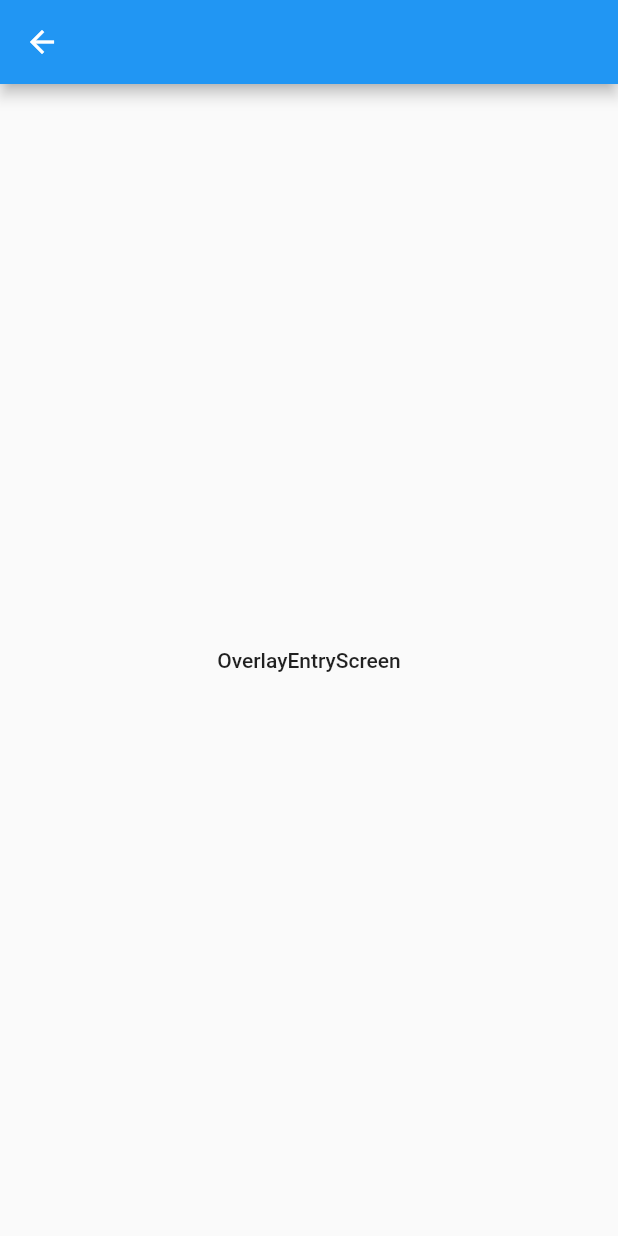
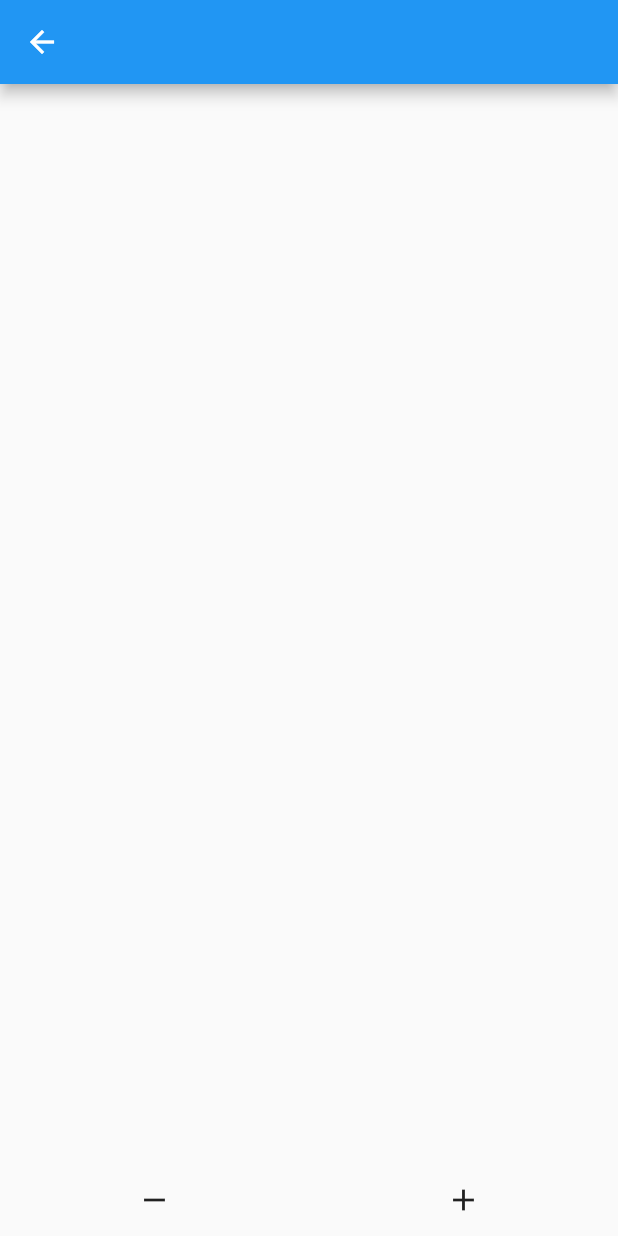
Before and after one commit to terryli0925/flutter_test_sample, a Flutter app: the screen it shows after launch, after a tap on "/overlay", on a phone screen of 412 x 824 dp. Run offline on Flutter 3.47's test engine with Material 2 defaults, Android fonts, the phone set to English and light mode, and no system bars.

Commit message:
Add overlayEntry sample

```diff
--- a/lib/overlay_entry/overlay_entry.dart
+++ b/lib/overlay_entry/overlay_entry.dart
@@ -1,18 +1,103 @@
 import 'package:flutter/material.dart';
+import 'package:fluttertestapp/utilies/math_helper.dart';
+import 'package:fluttertestapp/utilies/ui_helper.dart';
 
-class OverlayEntryScreen extends StatelessWidget {
+class OverlayEntryScreen extends StatefulWidget {
+  @override
+  _OverlayEntryScreenState createState() => _OverlayEntryScreenState();
+}
+
+class _OverlayEntryScreenState extends State<OverlayEntryScreen> {
+  List<OverlayEntry> _overlayEntries = [];
+  GlobalKey _bottomBar = GlobalKey();
+
+  @override
+  void initState() {
+    super.initState();
+    // Get bottomBar size and pos after finish rendering
+    WidgetsBinding.instance.addPostFrameCallback((_) {
+      print(UIHelper.getWidgetSize(_bottomBar));
+      print(UIHelper.getWidgetPositions(_bottomBar));
+    });
+  }
+
   @override
   Widget build(BuildContext context) {
     return Scaffold(
       appBar: AppBar(),
-      body: Center(
-        child: FlatButton(
-          child: Text('OverlayEntryScreen'),
-          onPressed: () {
-            Navigator.pop(context);
-          },
+      body: WillPopScope(
+        onWillPop: () async {
+          _overlayEntries.forEach((entry) {
+            entry.remove();
+          });
+          return true;
+        },
+        child: Align(
+          alignment: Alignment.bottomCenter,
+          child: Row(
+            key: _bottomBar,
+            mainAxisAlignment: MainAxisAlignment.spaceAround,
+            children: [
+              IconButton(
+                icon: Icon(Icons.remove),
+                onPressed: remove,
+              ),
+              IconButton(
+                icon: Icon(Icons.add),
+                onPressed: show,
+              ),
+            ],
+          ),
         ),
       ),
     );
   }
+
+  void show() {
+    final String text = 'OverlayEntry test';
+    final Size textSize =
+        UIHelper.calcTextSize(text, Theme.of(context).textTheme.bodyText2);
+    final double width = textSize.width + 24; // add extra padding
+    final double height = textSize.height + 24; // add extra padding
+    final Size bottomBarSize = UIHelper.getWidgetSize(_bottomBar);
+    OverlayEntry overlayEntry = new OverlayEntry(
+      builder: (context) {
+        return new Positioned(
+          top: MathHelper.randomNumberFromRangeDouble(
+              kToolbarHeight + MediaQuery.of(context).padding.top,
+              MediaQuery.of(context).size.height -
+                  bottomBarSize.height -
+                  height),
+          left: MathHelper.randomNumberFromRangeDouble(
+              0.0, MediaQuery.of(context).size.width - width),
+//          top: topPadding,
+//          left: MediaQuery.of(context).size.width - width,
+          child: Container(
+            width: width,
+            height: height,
+            child: Center(
+              child: Card(
+                child: Padding(
+                  padding: EdgeInsets.all(8),
+                  child: Text(
+                    text,
+//                    style: Theme.of(context).textTheme.bodyText2,
+                  ),
+                ),
+                color: Colors.grey,
+              ),
+            ),
+          ),
+        );
+      },
+    );
+    remove();
+    Overlay.of(context).insert(overlayEntry);
+    _overlayEntries.add(overlayEntry);
+  }
+
+  void remove() {
+    if (_overlayEntries.isEmpty) return;
+    _overlayEntries.removeLast().remove();
+  }
 }
--- /dev/null
+++ b/lib/utilies/math_helper.dart
@@ -0,0 +1,7 @@
+import 'dart:math';
+
+class MathHelper {
+  static double randomNumberFromRangeDouble(double min, double max) {
+    return min + Random().nextInt((max - min).toInt()).toDouble();
+  }
+}
--- /dev/null
+++ b/lib/utilies/ui_helper.dart
@@ -0,0 +1,27 @@
+import 'package:flutter/widgets.dart';
+
+class UIHelper {
+  static Size getWidgetSize(GlobalKey key) {
+    RenderBox renderBox = key.currentContext?.findRenderObject();
+    if (null != renderBox) {
+      return renderBox.size;
+    }
+    return null;
+  }
+
+  static Offset getWidgetPositions(GlobalKey key) {
+    final RenderBox renderBox = key.currentContext?.findRenderObject();
+    if (null != renderBox) {
+      return renderBox.localToGlobal(Offset.zero);
+    }
+    return null;
+  }
+
+  static Size calcTextSize(String text, TextStyle style) {
+    final TextPainter textPainter = TextPainter(
+        text: TextSpan(text: text, style: style),
+        textDirection: TextDirection.ltr)
+      ..layout(minWidth: 0, maxWidth: double.infinity);
+    return textPainter.size;
+  }
+}
```
